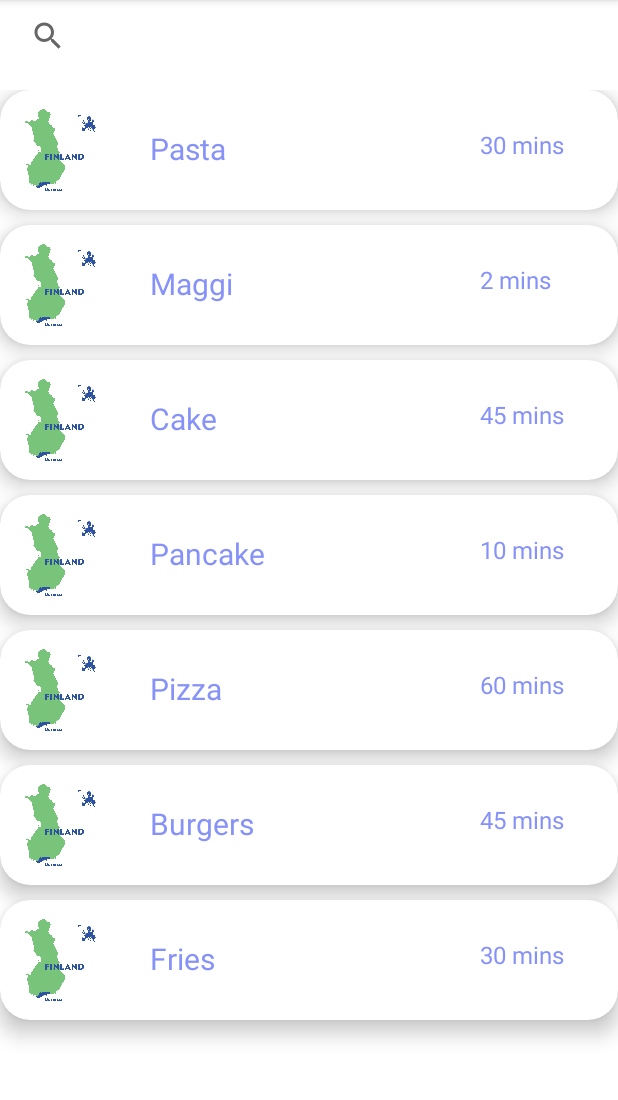
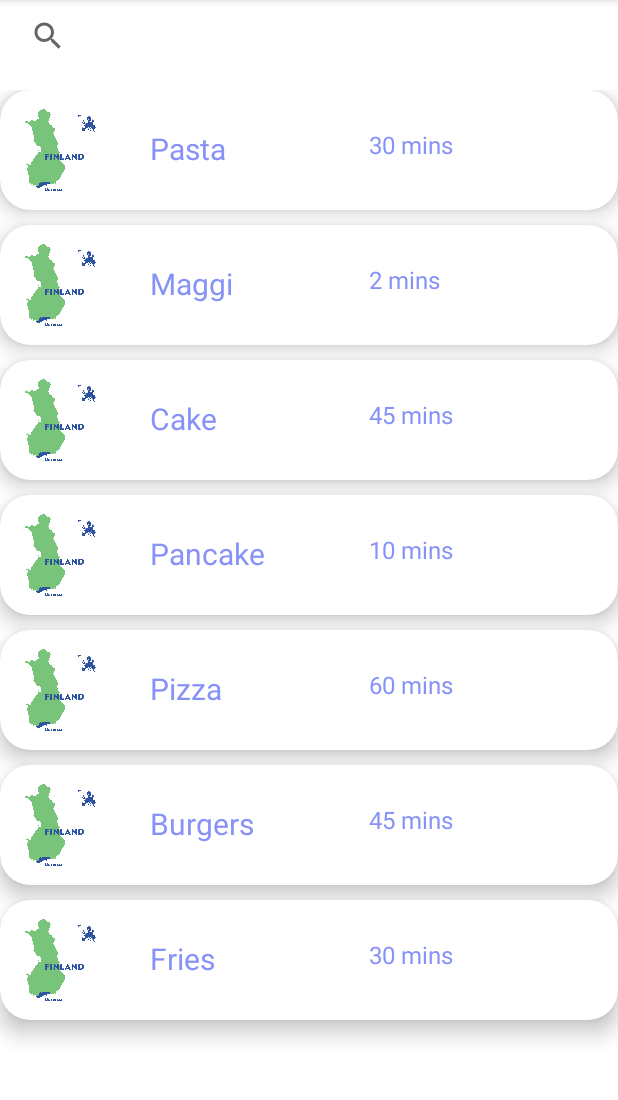
Before and after one commit to 0mlml/CT60A2411project, an Android app: the SearchActivity screen opened directly, with no data from a screen before it, on a phone screen of 412 x 824 dp, the part 84-1184 px from its top. Run offline under Robolectric (Android 15) with nearby library versions, the phone set to English and light mode, and no system bars.

Commit message:
small changes

```diff
--- a/app/src/main/java/dev/mlml/ct60a2411project/ListAdapter.java
+++ b/app/src/main/java/dev/mlml/ct60a2411project/ListAdapter.java
@@ -32,7 +32,7 @@ public class ListAdapter extends ArrayAdapter<ListData> implements Filterable {
         }
         ImageView listImage = convertView.findViewById(R.id.listImage);
         TextView listName = convertView.findViewById(R.id.listName);
-        TextView listTime = convertView.findViewById(R.id.listTime);
+        TextView listTime = convertView.findViewById(R.id.listPart);
         listImage.setImageResource(listData.image);
         listName.setText(listData.name);
         listTime.setText(listData.time);
--- a/app/src/main/res/layout/list_city.xml
+++ b/app/src/main/res/layout/list_city.xml
@@ -33,15 +33,16 @@
             android:layout_marginTop="25dp"
             android:layout_marginStart="30dp"
             android:layout_toEndOf="@id/listImage"/>
+
         <TextView
-            android:layout_width="80dp"
-            android:layout_height="30dp"
-            android:id="@+id/listTime"
-            android:text="time"
-            android:textSize="16sp"
+            android:id="@+id/listPart"
+            android:layout_width="142dp"
+            android:layout_height="32dp"
+            android:layout_marginStart="26dp"
+            android:layout_marginTop="25dp"
             android:layout_toEndOf="@id/listName"
-            android:layout_marginTop="25dp"
-            android:layout_marginStart="100dp"
-            android:textColor="@color/lavender"/>
+            android:text="Part of Finland"
+            android:textColor="@color/lavender"
+            android:textSize="16sp" />
     </RelativeLayout>
 </androidx.cardview.widget.CardView>
```
